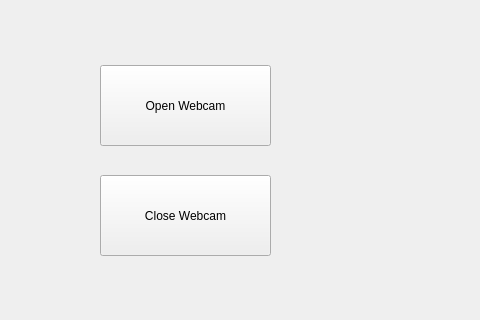
Qt form QtGuiMcastClient/forms/mainwindow.ui (jovanSlavujevic96/CamH264CvMatStreaming_Cpp) before a commit; both pictures show x 0 to 480 and y 232 to 552 of the 1115 by 648 pixel window.
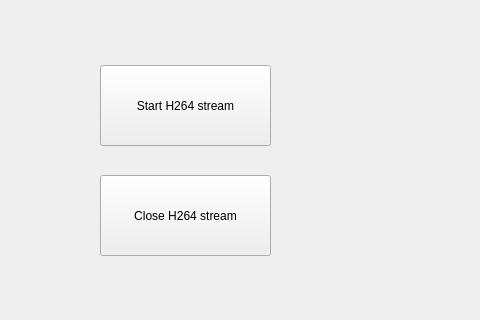
The same form after that commit.

Commit message: Aditional update on Qt GUI Mutlicast Client

Diff of the .ui file:
```diff
--- a/QtGuiMcastClient/forms/mainwindow.ui
+++ b/QtGuiMcastClient/forms/mainwindow.ui
@@ -24,7 +24,7 @@
      </rect>
     </property>
     <property name="text">
-     <string>Open Webcam</string>
+     <string>Start H264 stream</string>
     </property>
    </widget>
    <widget class="QPushButton" name="pushButton_close_webcam">
@@ -37,7 +37,7 @@
      </rect>
     </property>
     <property name="text">
-     <string>Close Webcam</string>
+     <string>Close H264 stream</string>
     </property>
    </widget>
    <widget class="QLabel" name="label">
```
The commit also changes 3 other files.
